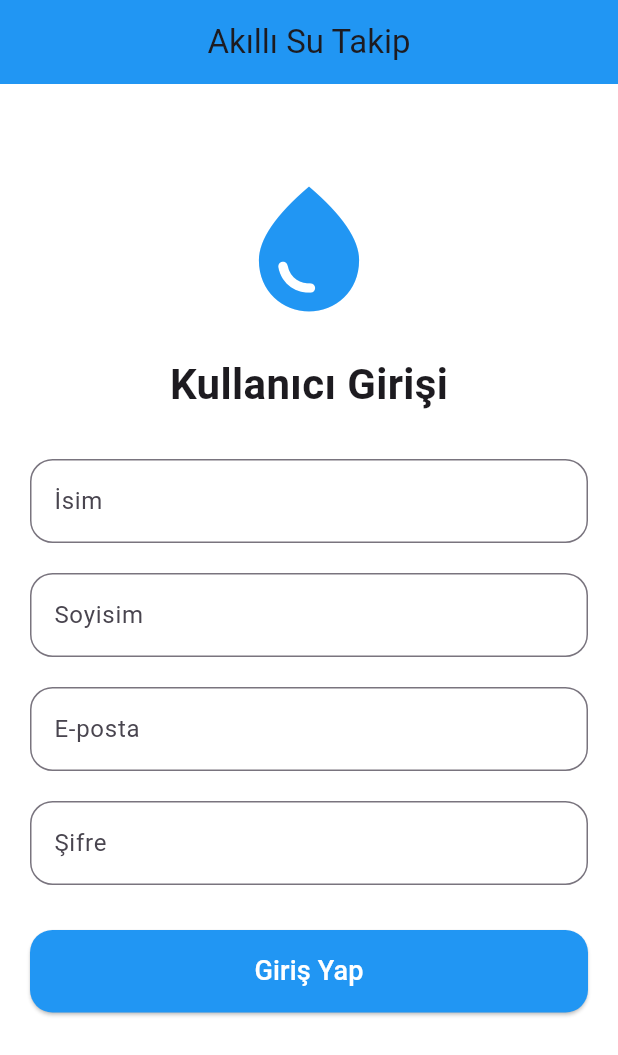
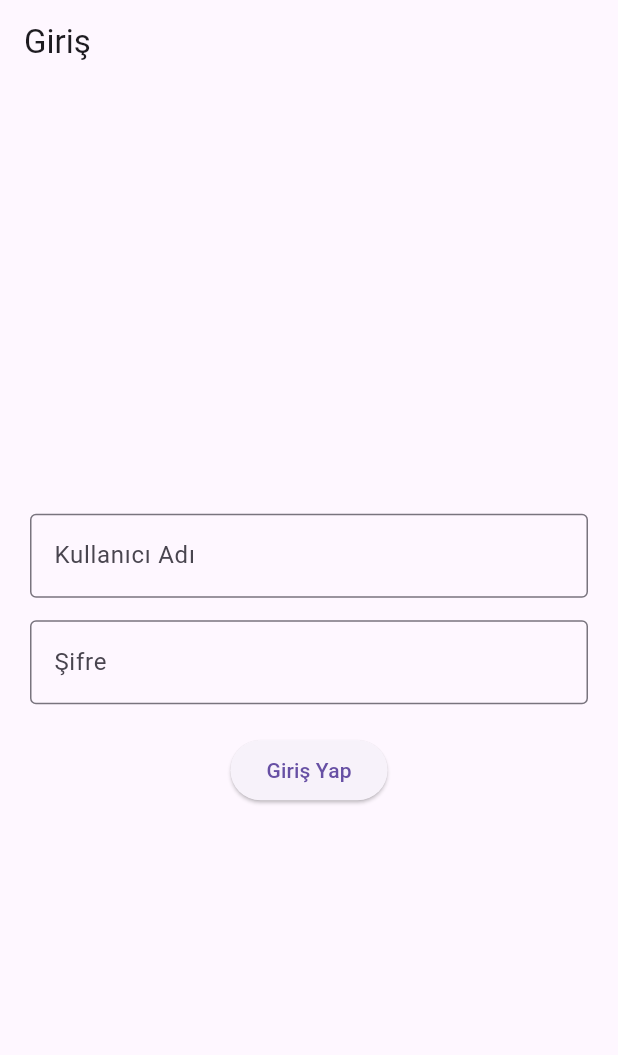
Before and after one commit to sudenazokur/akilli-su-takip, a Flutter app: the screen it shows after launch, on a phone screen of 412 x 824 dp. Shown: the top 1055 px of the screen. Run offline on Flutter 3.47's test engine with Material 3 defaults, Android fonts, the phone set to English and light mode, and no system bars; our stand-ins replace sqflite; accounts and stored records are empty.

Commit message:
login, database ve dashboard tamamlandı

```diff
--- a/lib/login_page.dart
+++ b/lib/login_page.dart
@@ -1,150 +1,65 @@
 import 'package:flutter/material.dart';
+import 'database_helper.dart';
 import 'dashboard_page.dart';
-import 'database_helper.dart';
 
 class LoginPage extends StatefulWidget {
-  const LoginPage({super.key});
-
   @override
-  State<LoginPage> createState() => _LoginPageState();
+  _LoginPageState createState() => _LoginPageState();
 }
 
 class _LoginPageState extends State<LoginPage> {
+  final TextEditingController usernameController = TextEditingController();
+  final TextEditingController passwordController = TextEditingController();
 
-  final TextEditingController nameController = TextEditingController();
-  final TextEditingController surnameController = TextEditingController();
-  final TextEditingController emailController = TextEditingController();
-  final TextEditingController passwordController = TextEditingController();
+  void login() async {
+    String username = usernameController.text;
+    String password = passwordController.text;
+
+    // kullanıcıyı kaydet
+    await DatabaseHelper.instance.insertUser(username, password);
+
+    // dashboard'a geç
+    Navigator.push(
+      context,
+      MaterialPageRoute(
+        builder: (context) => DashboardPage(), // ❗ const YOK
+      ),
+    );
+  }
 
   @override
   Widget build(BuildContext context) {
-
     return Scaffold(
-      backgroundColor: Colors.white,
-
       appBar: AppBar(
-        title: const Text("Akıllı Su Takip"),
-        centerTitle: true,
-        backgroundColor: Colors.blue,
+        title: Text("Giriş"),
       ),
-
-      body: SingleChildScrollView(
-        child: Padding(
+      body: Padding(
         padding: const EdgeInsets.all(20),
-
         child: Column(
+          mainAxisAlignment: MainAxisAlignment.center,
           children: [
-
-              const SizedBox(height: 40),
-
-              const Icon(
-                Icons.water_drop,
-                size: 100,
-                color: Colors.blue,
-              ),
-
-              const SizedBox(height: 20),
-
-              const Text(
-                "Kullanıcı Girişi",
-                style: TextStyle(
-                  fontSize: 28,
-                  fontWeight: FontWeight.bold,
+            TextField(
+              controller: usernameController,
+              decoration: InputDecoration(
+                labelText: "Kullanıcı Adı",
+                border: OutlineInputBorder(),
               ),
             ),
-
-              const SizedBox(height: 30),
-
-              TextField(
-                controller: nameController,
-                decoration: InputDecoration(
-                  labelText: "İsim",
-                  border: OutlineInputBorder(
-                    borderRadius: BorderRadius.circular(15),
-                  ),
-                ),
-              ),
-
-              const SizedBox(height: 20),
-
-              TextField(
-                controller: surnameController,
-                decoration: InputDecoration(
-                  labelText: "Soyisim",
-                  border: OutlineInputBorder(
-                    borderRadius: BorderRadius.circular(15),
-                  ),
-                ),
-              ),
-
-              const SizedBox(height: 20),
-
-              TextField(
-                controller: emailController,
-                decoration: InputDecoration(
-                  labelText: "E-posta",
-                  border: OutlineInputBorder(
-                    borderRadius: BorderRadius.circular(15),
-                  ),
-                ),
-              ),
-
-              const SizedBox(height: 20),
-
+            SizedBox(height: 15),
             TextField(
               controller: passwordController,
               obscureText: true,
               decoration: InputDecoration(
                 labelText: "Şifre",
-                  border: OutlineInputBorder(
-                    borderRadius: BorderRadius.circular(15),
+                border: OutlineInputBorder(),
               ),
             ),
-              ),
-
-              const SizedBox(height: 30),
-
-              SizedBox(
-                width: double.infinity,
-                height: 55,
-
-                child: ElevatedButton(
-
-                  onPressed: () {
-
-                    // async kaldırdık → uyarı tamamen gitti
-                    DatabaseHelper.instance.insertUser({
-                      'name': nameController.text,
-                      'surname': surnameController.text,
-                      'email': emailController.text,
-                    });
-
-                    Navigator.push(
-                      context,
-                      MaterialPageRoute(
-                        builder: (context) => const DashboardPage(),
-                      ),
-                    );
-                  },
-
-                  style: ElevatedButton.styleFrom(
-                    backgroundColor: Colors.blue,
-                    shape: RoundedRectangleBorder(
-                      borderRadius: BorderRadius.circular(15),
-                    ),
-                  ),
-
-                  child: const Text(
-                    "Giriş Yap",
-                    style: TextStyle(
-                      fontSize: 18,
-                      color: Colors.white,
-                    ),
-                  ),
-                ),
+            SizedBox(height: 20),
+            ElevatedButton(
+              onPressed: login,
+              child: Text("Giriş Yap"),
             ),
           ],
-          ),
         ),
       ),
     );
--- a/lib/main.dart
+++ b/lib/main.dart
@@ -2,21 +2,15 @@ import 'package:flutter/material.dart';
 import 'login_page.dart';
 
 void main() {
-  runApp(const SuTakipApp());
+  runApp(MyApp());
 }
 
-class SuTakipApp extends StatelessWidget {
-  const SuTakipApp({super.key});
-
+class MyApp extends StatelessWidget {
   @override
   Widget build(BuildContext context) {
     return MaterialApp(
       debugShowCheckedModeBanner: false,
-      title: 'Akıllı Su Takip',
-      theme: ThemeData(
-        primarySwatch: Colors.blue,
-      ),
-      home: const LoginPage(),
+      home: LoginPage(),
     );
   }
 }
```
Also changed, not shown: lib/dashboard_page.dart (+26 -31 lines), lib/database_helper.dart (+40 -17 lines), 1 other file. Lines whose indentation alone changed are shown as unchanged.
